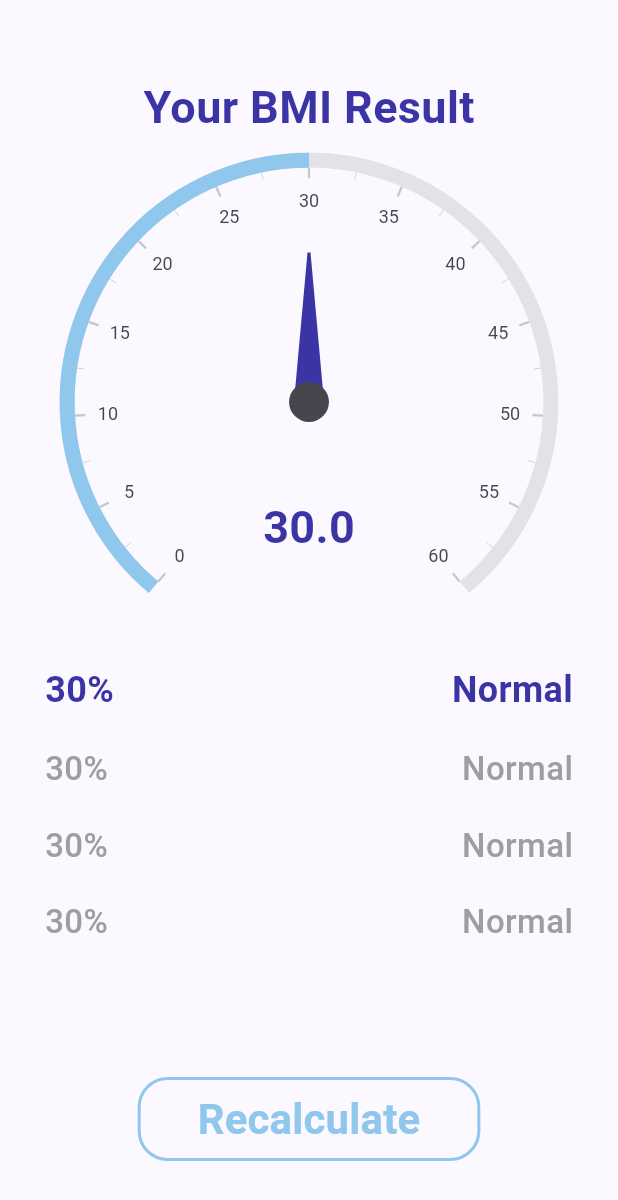
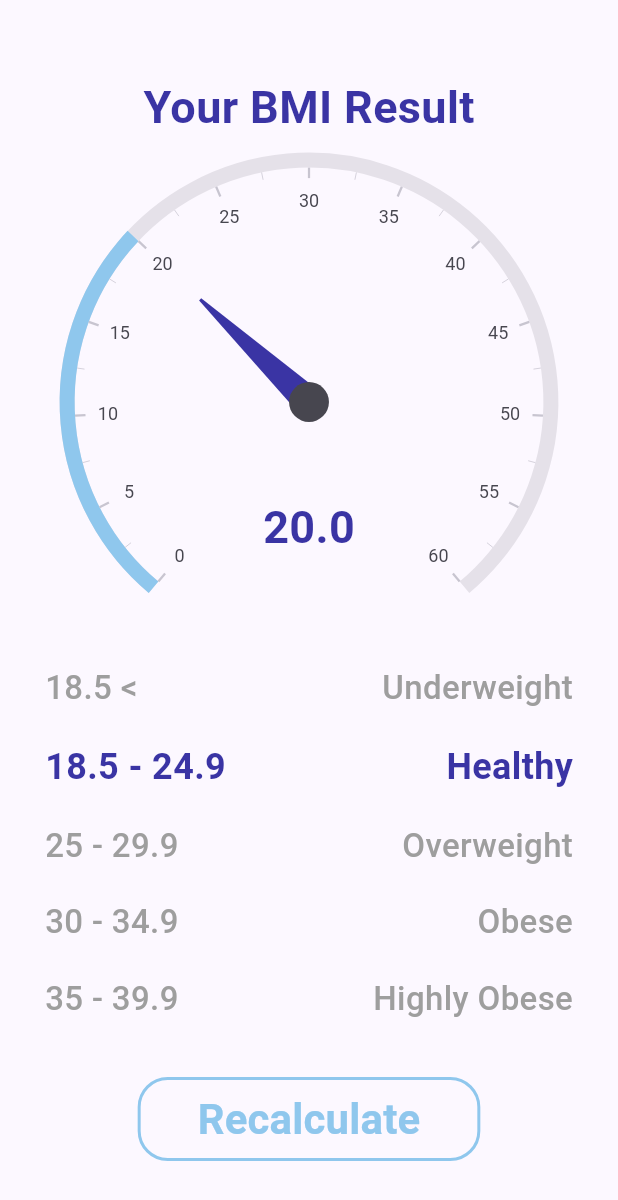
Before and after one commit to youssefhedefa/bmi_calculator, a Flutter app: the screen it shows after launch, on a phone screen of 412 x 824 dp. Shown: the top 1200 px of the screen. Run offline on Flutter 3.47's test engine with Material 3 defaults, Android fonts, the phone set to English and light mode, and no system bars; drawn by our look-alikes of syncfusion_flutter_gauges.

Commit message:
Complete application UI.

```diff
--- a/lib/ui/result.dart
+++ b/lib/ui/result.dart
@@ -1,6 +1,6 @@
 import 'package:bmi_calculator/helper/color_helper.dart';
 import 'package:bmi_calculator/helper/text_style_helper.dart';
-import 'package:bmi_calculator/models/classification_result.dart';
+import 'package:bmi_calculator/ui/widgets/classifications.dart';
 import 'package:bmi_calculator/ui/widgets/gauge.dart';
 import 'package:flutter/material.dart';
 
@@ -21,9 +21,12 @@ class ResultScreen extends StatelessWidget {
                 style: AppTextStyleHelper.font30PrimaryBold,
               ),
               const Gauge(
-                value: 30,
+                value: 20,
               ),
-              const ListOfClassifications(),
+              const ListOfClassifications(
+                value: 20,
+              ),
+              const SizedBox(height: 30),
               MaterialButton(
                 onPressed: () {
                   Navigator.pop(context);
@@ -48,54 +51,3 @@ class ResultScreen extends StatelessWidget {
     );
   }
 }
-
-class ListOfClassifications extends StatelessWidget {
-  const ListOfClassifications({super.key});
-
-  @override
-  Widget build(BuildContext context) {
-    return Expanded(
-      child: ListView.separated(
-        itemBuilder: (context, index) => Classification(
-          model: ClassificationResultModel(
-            label: 'Normal',
-            confidence: '30%',
-            isSelected: index == 0,
-          ),
-        ),
-        separatorBuilder: (context, index) => const SizedBox(
-          height: 20,
-        ),
-        itemCount: 4,
-      ),
-    );
-  }
-}
-
-class Classification extends StatelessWidget {
-  const Classification({super.key, required this.model});
-
-  final ClassificationResultModel model;
-
-  @override
-  Widget build(BuildContext context) {
-    return Row(
-      children: [
-        Text(
-          model.confidence,
-          style: buildStyle(),
-        ),
-        const Spacer(),
-        Text(
-          model.label,
-          style: buildStyle(),
-        ),
-      ],
-    );
-  }
-  buildStyle() {
-    return model.isSelected ? AppTextStyleHelper.font30PrimaryBold.copyWith(
-      fontSize: 24,
-    ) : AppTextStyleHelper.font22GreyMedium;
-  }
-}
--- /dev/null
+++ b/lib/ui/widgets/classifications.dart
@@ -0,0 +1,88 @@
+import 'package:bmi_calculator/models/classification_result.dart';
+import 'package:flutter/material.dart';
+import 'package:bmi_calculator/helper/text_style_helper.dart';
+
+class ListOfClassifications extends StatelessWidget {
+  const ListOfClassifications({super.key, required this.value});
+
+  final double value;
+
+  @override
+  Widget build(BuildContext context) {
+    return Expanded(
+      child: ListView.separated(
+        itemBuilder: (context, index) => Classification(
+          model: buildModel()[index],
+        ),
+        separatorBuilder: (context, index) => const SizedBox(
+          height: 20,
+        ),
+        itemCount: buildModel().length,
+      ),
+    );
+  }
+
+  List<ClassificationResultModel> buildModel() {
+    return [
+      ClassificationResultModel(
+        label: 'Underweight',
+        confidence: '18.5 <',
+        isSelected: value < 18.5,
+      ),
+      ClassificationResultModel(
+        label: 'Healthy',
+        confidence: '18.5 - 24.9',
+        isSelected: value >= 18.5 && value <= 24.9,
+      ),
+      ClassificationResultModel(
+        label: 'Overweight',
+        confidence: '25 - 29.9',
+        isSelected: value >= 25 && value <= 29.9,
+      ),
+      ClassificationResultModel(
+        label: 'Obese',
+        confidence: '30 - 34.9',
+        isSelected: value >= 30 && value <= 34.9,
+      ),
+      ClassificationResultModel(
+        label: 'Highly Obese',
+        confidence: '35 - 39.9',
+        isSelected: value >= 35 && value <= 39.9,
+      ),
+      ClassificationResultModel(
+        label: 'Extremely Obese',
+        confidence: '40 >',
+        isSelected: value >= 40,
+      ),
+    ];
+  }
+
+}
+
+class Classification extends StatelessWidget {
+  const Classification({super.key, required this.model});
+
+  final ClassificationResultModel model;
+
+  @override
+  Widget build(BuildContext context) {
+    return Row(
+      children: [
+        Text(
+          model.confidence,
+          style: buildStyle(),
+        ),
+        const Spacer(),
+        Text(
+          model.label,
+          style: buildStyle(),
+        ),
+      ],
+    );
+  }
+  buildStyle() {
+    return model.isSelected ? AppTextStyleHelper.font30PrimaryBold.copyWith(
+      fontSize: 24,
+    ) : AppTextStyleHelper.font22GreyMedium;
+  }
+}
--- a/lib/ui/widgets/gauge.dart
+++ b/lib/ui/widgets/gauge.dart
@@ -17,7 +17,7 @@ class _GaugeState extends State<Gauge> {
   double opacity = 0;
   @override
   void initState() {
-    Future.delayed(const Duration(milliseconds: 0), () {
+    Future.delayed(const Duration(milliseconds: 100), () {
       setState(() {
         opacity = 1;
       });
```
